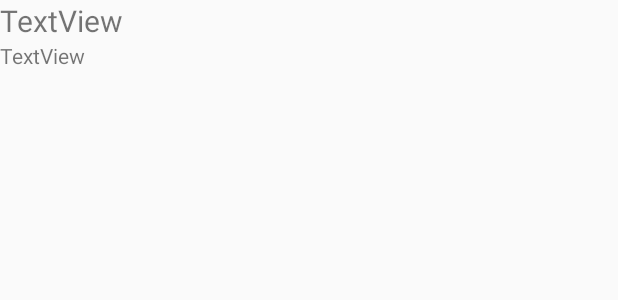
After one commit to KK10127/BudgetBird, an Android app: the layout income_list_item.xml on its own in the app's theme, with its tools: preview values and no code run, on a phone screen of 412 x 824 dp. The commit adds this screen. Shown: the top 300 px of the screen. Run offline under Robolectric (Android 15) with nearby library versions, the light colour scheme and no system bars.

Commit message:
updates to incomeListAdapter

```diff
--- a/app/src/main/java/edu/miracosta/financialassistant/IncomeListAdapter.java
+++ b/app/src/main/java/edu/miracosta/financialassistant/IncomeListAdapter.java
@@ -7,6 +7,7 @@ import android.view.View;
 import android.view.ViewGroup;
 import android.widget.ArrayAdapter;
 import android.widget.LinearLayout;
+import android.widget.TextView;
 
 import java.util.List;
 
@@ -36,6 +37,19 @@ public class IncomeListAdapter extends ArrayAdapter<Income> {
         View view = inflater.inflate(mResourceID, null);
 
         //TODO: Finish the getView method
+        LinearLayout incomesListLinearLayout =
+                view.findViewById(R.id.incomeListLinearLayout);
+
+        TextView incomeValueTextView =
+                view.findViewById(R.id.incomeValueTextView);
+        TextView incomeNameTextView =
+                view.findViewById(R.id.incomeNameTextView);
+
+        //Set the each text view
+        incomeValueTextView.setText(String.valueOf(selectedIncome.getIncomeValue()));
+        incomeNameTextView.setText(selectedIncome.getIncomeName());
+
+        incomesListLinearLayout.setTag(selectedIncome);
         return view;
     }
 }
--- /dev/null
+++ b/app/src/main/res/layout/income_list_item.xml
@@ -0,0 +1,28 @@
+<?xml version="1.0" encoding="utf-8"?>
+<LinearLayout xmlns:android="http://schemas.android.com/apk/res/android"
+    android:id="@+id/incomeListLinearLayout"
+    android:layout_width="match_parent"
+    android:layout_height="wrap_content">
+
+    <LinearLayout
+        android:layout_width="match_parent"
+        android:layout_height="match_parent"
+        android:orientation="vertical">
+
+        <TextView
+            android:id="@+id/incomeValueTextView"
+            android:layout_width="match_parent"
+            android:layout_height="wrap_content"
+            android:text="TextView"
+            android:textSize="20sp" />
+
+        <TextView
+            android:id="@+id/incomeNameTextView"
+            android:layout_width="match_parent"
+            android:layout_height="wrap_content"
+            android:text="TextView" />
+
+    </LinearLayout>
+
+
+</LinearLayout>
```
